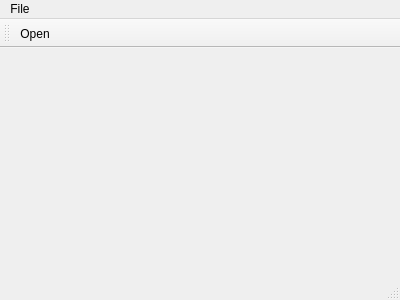
This is FactorioProductionAnalyzer/mainwindow.ui in agrutter87/FactorioProductionAnalyzer as Qt 5 draws it before an edit. The edited form follows.
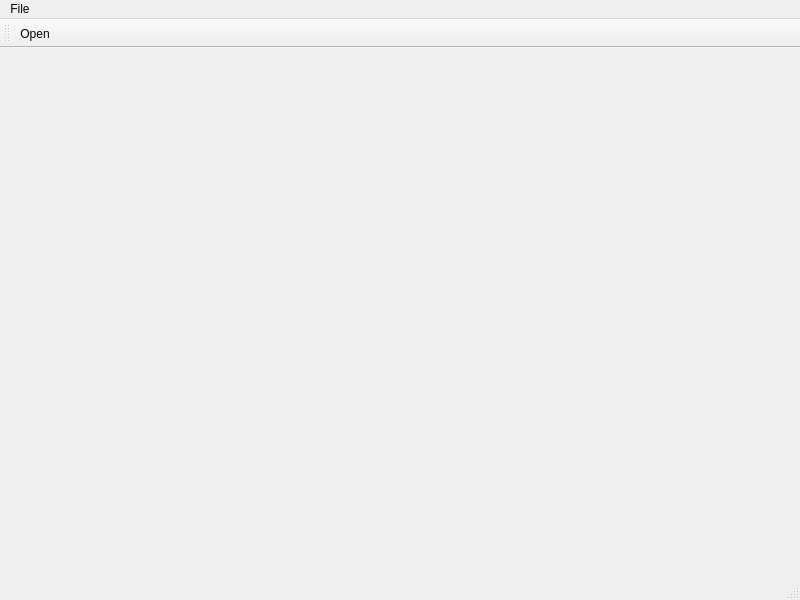
This is the edited form. Icons and pictures are not drawn.

Commit message: Improved Chart Creation

The edit to the form file:
```diff
--- a/FactorioProductionAnalyzer/mainwindow.ui
+++ b/FactorioProductionAnalyzer/mainwindow.ui
@@ -6,8 +6,8 @@
    <rect>
     <x>0</x>
     <y>0</y>
-    <width>400</width>
-    <height>300</height>
+    <width>800</width>
+    <height>600</height>
    </rect>
   </property>
   <property name="windowTitle">
@@ -21,8 +21,8 @@
     <rect>
      <x>0</x>
      <y>0</y>
-     <width>400</width>
-     <height>24</height>
+     <width>800</width>
+     <height>21</height>
     </rect>
    </property>
    <widget class="QMenu" name="menuFile">
```
The commit also changes 2 other files.
